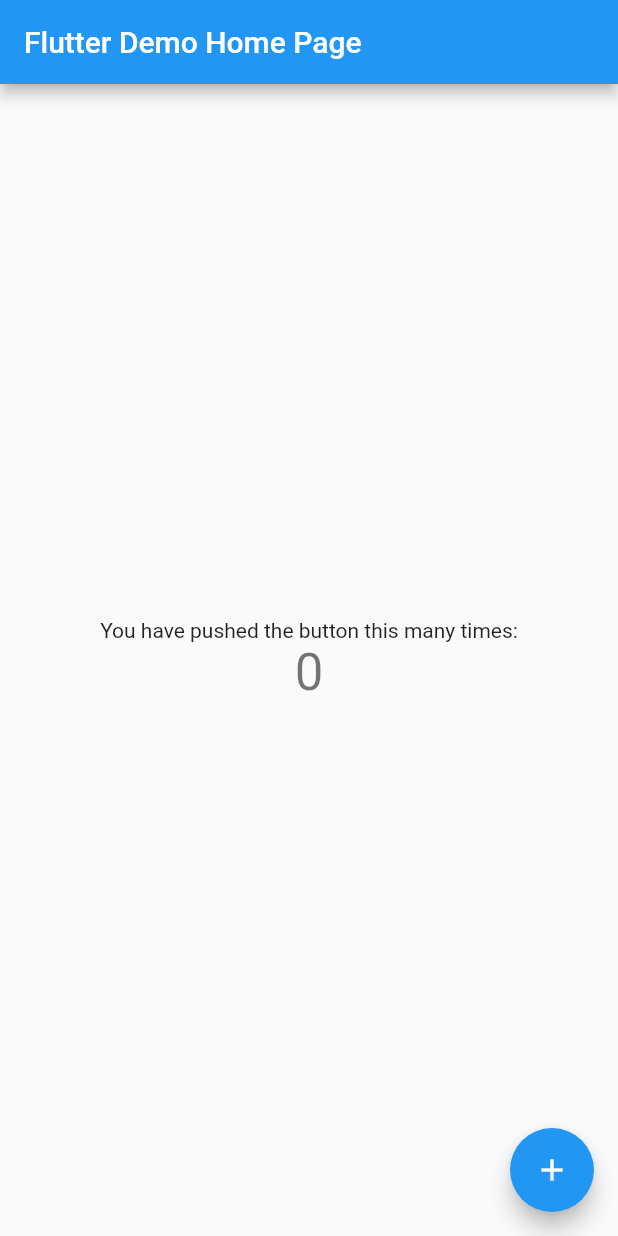
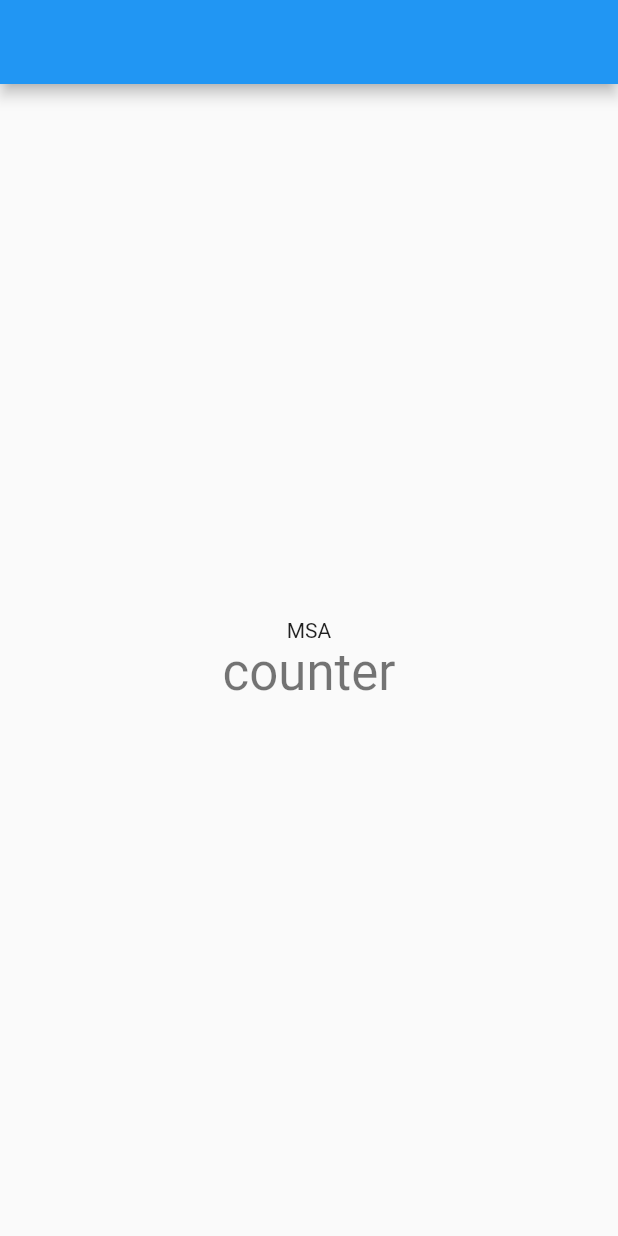
Before and after one commit to GS-KMUTNB/msa-app, a Flutter app: the screen it shows after launch, on a phone screen of 412 x 824 dp. Run offline on Flutter 3.47's test engine with Material 2 defaults, Android fonts, the phone set to English and light mode, and no system bars.

Commit message:
feat: 🎸 (setup) add project file structure

```diff
--- a/lib/main.dart
+++ b/lib/main.dart
@@ -1,4 +1,6 @@
 import 'package:flutter/material.dart';
+
+import 'screens/screens.dart';
 
 void main() {
   runApp(const MyApp());
@@ -7,39 +9,20 @@
 class MyApp extends StatelessWidget {
   const MyApp({Key? key}) : super(key: key);
 
-  // This widget is the root of your application.
   @override
   Widget build(BuildContext context) {
     return MaterialApp(
-      title: 'Flutter Demo',
+      title: 'Flutter Demoz',
       theme: ThemeData(
-        // This is the theme of your application.
-        //
-        // Try running your application with "flutter run". You'll see the
-        // application has a blue toolbar. Then, without quitting the app, try
-        // changing the primarySwatch below to Colors.green and then invoke
-        // "hot reload" (press "r" in the console where you ran "flutter run",
-        // or simply save your changes to "hot reload" in a Flutter IDE).
-        // Notice that the counter didn't reset back to zero; the application
-        // is not restarted.
         primarySwatch: Colors.blue,
       ),
-      home: const MyHomePage(title: 'Flutter Demo Home Page'),
+      home: const MyHomePage(title: 'Flutter Demo Home Pagezzz'),
     );
   }
 }
 
 class MyHomePage extends StatefulWidget {
   const MyHomePage({Key? key, required this.title}) : super(key: key);
-
-  // This widget is the home page of your application. It is stateful, meaning
-  // that it has a State object (defined below) that contains fields that affect
-  // how it looks.
-
-  // This class is the configuration for the state. It holds the values (in this
-  // case the title) provided by the parent (in this case the App widget) and
-  // used by the build method of the State. Fields in a Widget subclass are
-  // always marked "final".
 
   final String title;
 
@@ -52,64 +35,12 @@
 
   void _incrementCounter() {
     setState(() {
-      // This call to setState tells the Flutter framework that something has
-      // changed in this State, which causes it to rerun the build method below
-      // so that the display can reflect the updated values. If we changed
-      // _counter without calling setState(), then the build method would not be
-      // called again, and so nothing would appear to happen.
       _counter++;
     });
   }
 
   @override
   Widget build(BuildContext context) {
-    // This method is rerun every time setState is called, for instance as done
-    // by the _incrementCounter method above.
-    //
-    // The Flutter framework has been optimized to make rerunning build methods
-    // fast, so that you can just rebuild anything that needs updating rather
-    // than having to individually change instances of widgets.
-    return Scaffold(
-      appBar: AppBar(
-        // Here we take the value from the MyHomePage object that was created by
-        // the App.build method, and use it to set our appbar title.
-        title: Text(widget.title),
-      ),
-      body: Center(
-        // Center is a layout widget. It takes a single child and positions it
-        // in the middle of the parent.
-        child: Column(
-          // Column is also a layout widget. It takes a list of children and
-          // arranges them vertically. By default, it sizes itself to fit its
-          // children horizontally, and tries to be as tall as its parent.
-          //
-          // Invoke "debug painting" (press "p" in the console, choose the
-          // "Toggle Debug Paint" action from the Flutter Inspector in Android
-          // Studio, or the "Toggle Debug Paint" command in Visual Studio Code)
-          // to see the wireframe for each widget.
-          //
-          // Column has various properties to control how it sizes itself and
-          // how it positions its children. Here we use mainAxisAlignment to
-          // center the children vertically; the main axis here is the vertical
-          // axis because Columns are vertical (the cross axis would be
-          // horizontal).
-          mainAxisAlignment: MainAxisAlignment.center,
-          children: <Widget>[
-            const Text(
-              'You have pushed the button this many times:',
-            ),
-            Text(
-              '$_counter',
-              style: Theme.of(context).textTheme.headline4,
-            ),
-          ],
-        ),
-      ),
-      floatingActionButton: FloatingActionButton(
-        onPressed: _incrementCounter,
-        tooltip: 'Increment',
-        child: const Icon(Icons.add),
-      ), // This trailing comma makes auto-formatting nicer for build methods.
-    );
+    return HomeScreen();
   }
 }
--- /dev/null
+++ b/lib/models/nephropathy_form.dart
@@ -0,0 +1 @@
+class NephropathyFormData {}
--- /dev/null
+++ b/lib/screens/home.dart
@@ -0,0 +1,32 @@
+import 'package:flutter/material.dart';
+import 'package:thaiosk/shared/scaffold.dart';
+
+class HomeScreen extends StatefulWidget {
+  const HomeScreen({Key? key}) : super(key: key);
+
+  @override
+  State<HomeScreen> createState() => _HomeScreenState();
+}
+
+class _HomeScreenState extends State<HomeScreen> {
+  @override
+  Widget build(BuildContext context) {
+    return MSAScaffold(
+      appbarTitle: "",
+      body: Center(
+        child: Column(
+          mainAxisAlignment: MainAxisAlignment.center,
+          children: <Widget>[
+            const Text(
+              'MSA',
+            ),
+            Text(
+              'counter',
+              style: Theme.of(context).textTheme.headline4,
+            ),
+          ],
+        ),
+      ),
+    );
+  }
+}
--- /dev/null
+++ b/lib/screens/screens.dart
@@ -0,0 +1 @@
+export './home.dart';
--- /dev/null
+++ b/lib/shared/appbar.dart
@@ -0,0 +1,11 @@
+import 'package:flutter/material.dart';
+
+class MSAAppBar extends AppBar {
+  MSAAppBar({
+    Key? key,
+    String title = "",
+  }) : super(
+          key: key,
+          title: Text(title),
+        );
+}
--- /dev/null
+++ b/lib/shared/scaffold.dart
@@ -0,0 +1,16 @@
+import 'package:flutter/material.dart';
+import 'package:thaiosk/shared/shared.dart';
+
+class MSAScaffold extends Scaffold {
+  MSAScaffold({
+    Key? key,
+    String appbarTitle = "",
+    required Widget body,
+  }) : super(
+          key: key,
+          appBar: MSAAppBar(
+            title: appbarTitle,
+          ),
+          body: body,
+        );
+}
--- /dev/null
+++ b/lib/shared/shared.dart
@@ -0,0 +1,2 @@
+export './scaffold.dart';
+export './appbar.dart';
```
Also changed, not shown: pubspec.yaml (+1 -66 lines), 1 other file.
